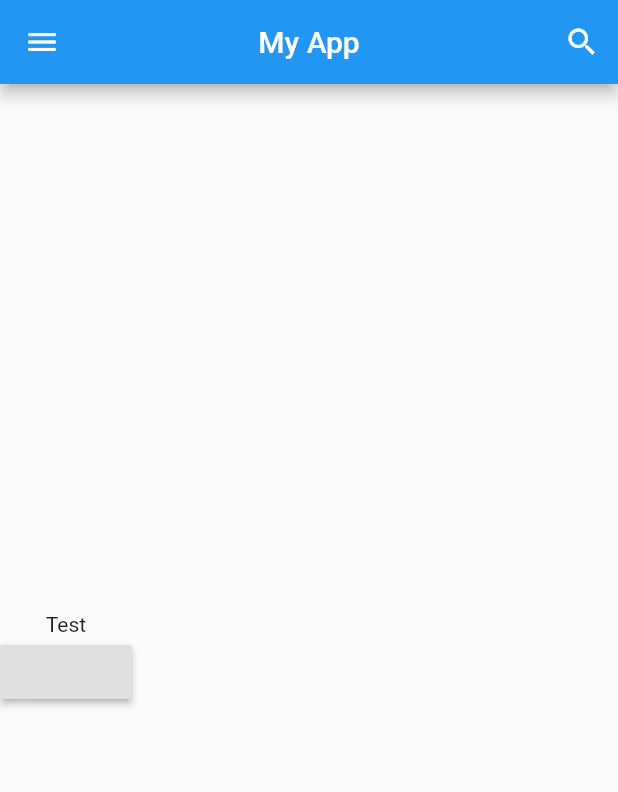
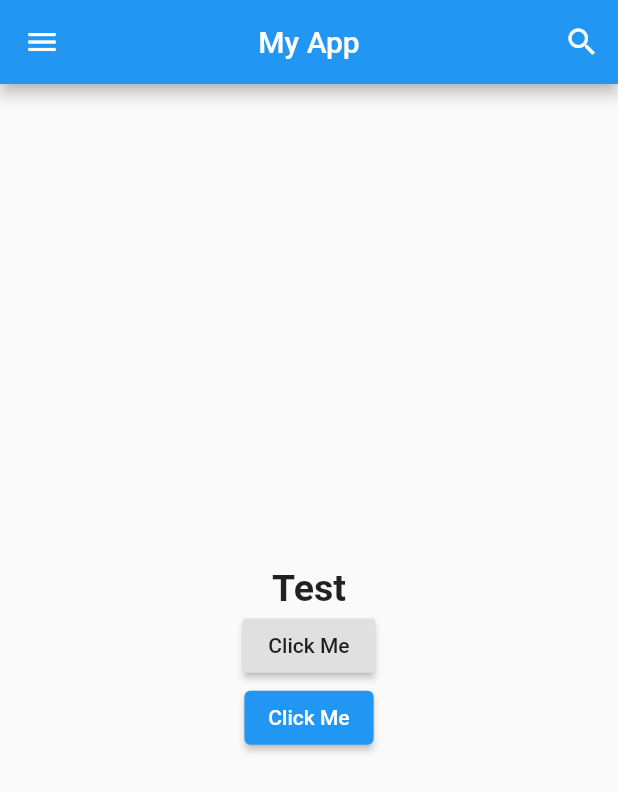
Before and after one commit to sajidshahriar72543/Flutter_learn, a Flutter app: the screen it shows after launch, on a phone screen of 412 x 824 dp. Shown: the top 792 px of the screen. Run offline on Flutter 3.47's test engine with Material 2 defaults, Android fonts, the phone set to English and light mode, and no system bars.

Commit message:
Introduced Text Widget
- Also learnt text stylings
- Elevated button with text
- Added a text to raised button

```diff
--- a/lib/main.dart
+++ b/lib/main.dart
@@ -18,9 +18,21 @@ class MyApp extends StatelessWidget {
                 IconButton(icon: Icon(Icons.search), onPressed: () {}),
               ],
             ),
-            body: Column(
-              mainAxisAlignment: MainAxisAlignment.center,
-              children: [Text("Test"), RaisedButton(onPressed: () {})],
+            body: Center(
+              child: Column(
+                mainAxisAlignment: MainAxisAlignment.center,
+                children: [
+                  Text(
+                    "Test",
+                    style: TextStyle(fontSize: 25, fontWeight: FontWeight.bold),
+                  ),
+                  RaisedButton(
+                    onPressed: () {},
+                    child: Text("Click Me"),
+                  ),
+                  ElevatedButton(onPressed: () {}, child: Text("Click Me")),
+                ],
+              ),
             )));
   }
 }
```
